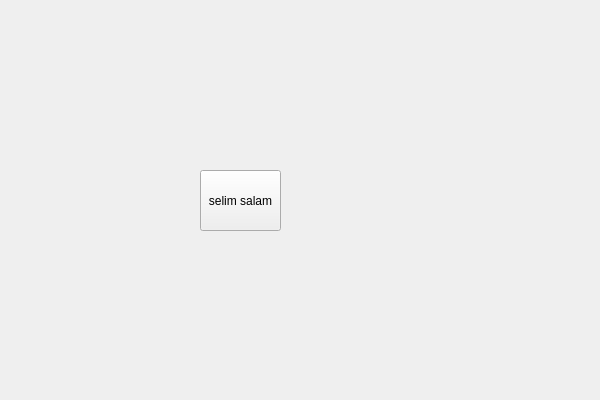
Old version of the form RTS_Engine/QtWidgetsDebugMenu.ui in the repository flo-olf-p/moteur_RTS.
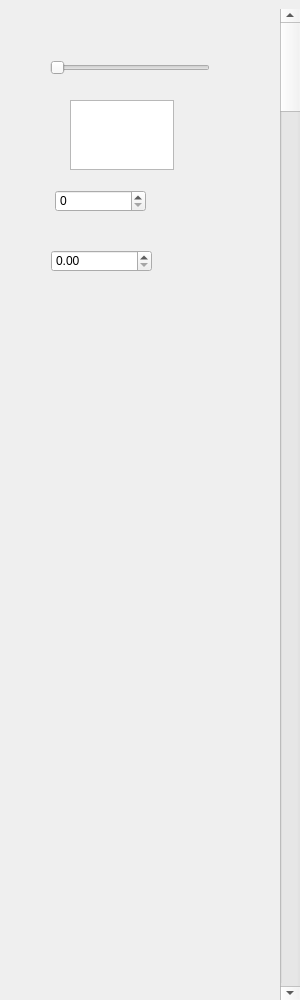
New version of the form.

```diff
--- a/RTS_Engine/QtWidgetsDebugMenu.ui
+++ b/RTS_Engine/QtWidgetsDebugMenu.ui
@@ -6,24 +6,67 @@
    <rect>
     <x>0</x>
     <y>0</y>
-    <width>600</width>
-    <height>400</height>
+    <width>300</width>
+    <height>1000</height>
    </rect>
   </property>
   <property name="windowTitle">
    <string>QtWidgetsDebugMenu</string>
   </property>
-  <widget class="QPushButton" name="pushButton">
+  <widget class="QSlider" name="horizontalSlider">
    <property name="geometry">
     <rect>
-     <x>200</x>
-     <y>170</y>
-     <width>81</width>
-     <height>61</height>
+     <x>50</x>
+     <y>60</y>
+     <width>160</width>
+     <height>16</height>
     </rect>
    </property>
-   <property name="text">
-    <string>selim salam</string>
+   <property name="orientation">
+    <enum>Qt::Orientation::Horizontal</enum>
+   </property>
+  </widget>
+  <widget class="QScrollBar" name="verticalScrollBar">
+   <property name="geometry">
+    <rect>
+     <x>280</x>
+     <y>9</y>
+     <width>20</width>
+     <height>991</height>
+    </rect>
+   </property>
+   <property name="orientation">
+    <enum>Qt::Orientation::Vertical</enum>
+   </property>
+  </widget>
+  <widget class="QSpinBox" name="spinBox">
+   <property name="geometry">
+    <rect>
+     <x>55</x>
+     <y>190</y>
+     <width>91</width>
+     <height>22</height>
+    </rect>
+   </property>
+  </widget>
+  <widget class="QTextEdit" name="textEdit">
+   <property name="geometry">
+    <rect>
+     <x>70</x>
+     <y>100</y>
+     <width>104</width>
+     <height>70</height>
+    </rect>
+   </property>
+  </widget>
+  <widget class="QDoubleSpinBox" name="doubleSpinBox">
+   <property name="geometry">
+    <rect>
+     <x>51</x>
+     <y>250</y>
+     <width>101</width>
+     <height>22</height>
+    </rect>
    </property>
   </widget>
  </widget>
```
